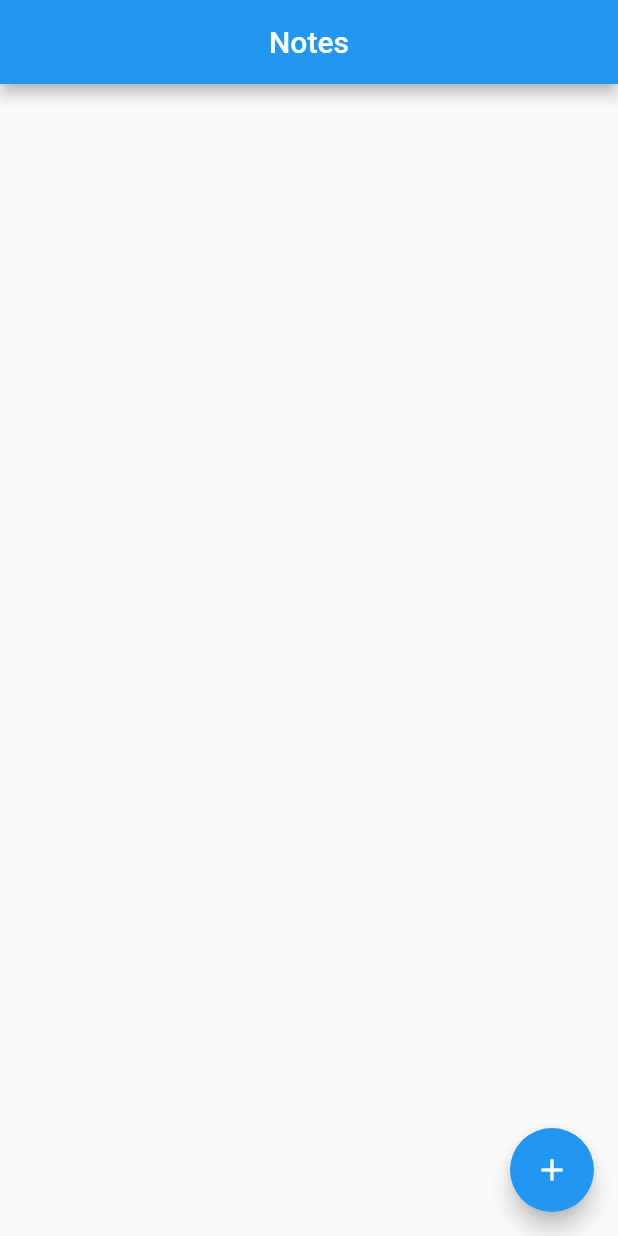
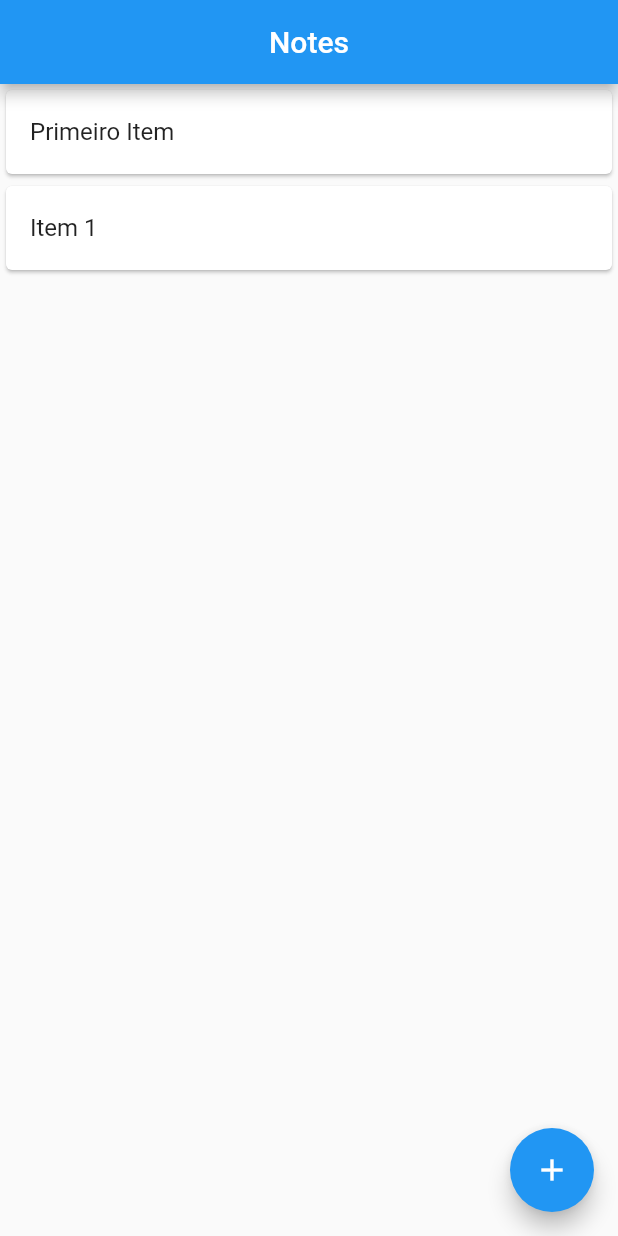
Before and after one commit to brenoos/notes-app, a Flutter app: the screen it shows after launch, after a tap on the "add" icon, on a phone screen of 412 x 824 dp. Run offline on Flutter 3.47's test engine with Material 2 defaults, Android fonts, the phone set to English and light mode, and no system bars.

Commit message:
home page complete

```diff
--- a/lib/home_page.dart
+++ b/lib/home_page.dart
@@ -1,6 +1,12 @@
 import 'package:flutter/material.dart';
 
-class HomePage extends StatelessWidget {
+class HomePage extends StatefulWidget {
+  @override
+  _HomePageState createState() => _HomePageState();
+}
+
+class _HomePageState extends State<HomePage> {
+  var notes = <String>["Primeiro Item"];
   @override
   Widget build(BuildContext context) {
     return Scaffold(
@@ -8,9 +14,25 @@ class HomePage extends StatelessWidget {
         title: Text("Notes"),
         centerTitle: true,
       ),
+      body: SingleChildScrollView(
+        child: Column(
+          children: [
+            for (var i = 0; i < notes.length; i++)
+              Card(
+                child: ListTile(
+                  title: Text(notes[i]),
+                ),
+              ),
+          ],
+        ),
+      ),
       floatingActionButton: FloatingActionButton(
         child: Icon(Icons.add),
-        onPressed: () {},
+        onPressed: () {
+          setState(() {
+            notes.add("Item ${notes.length}");
+          });
+        },
       ),
     );
   }
```
